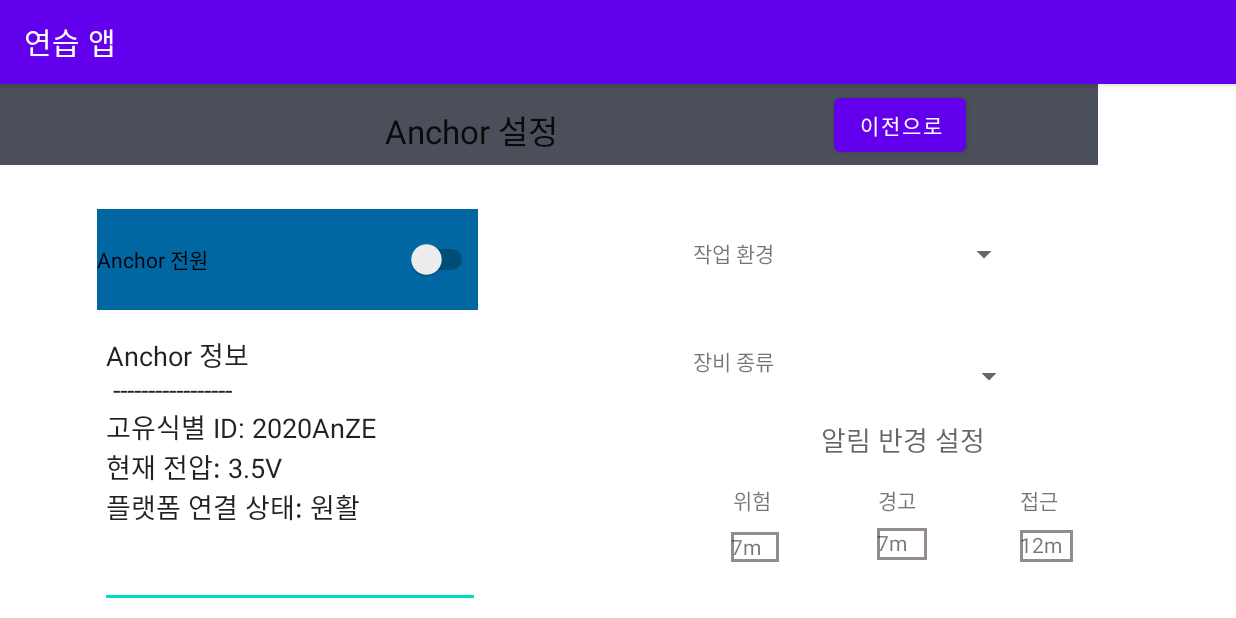
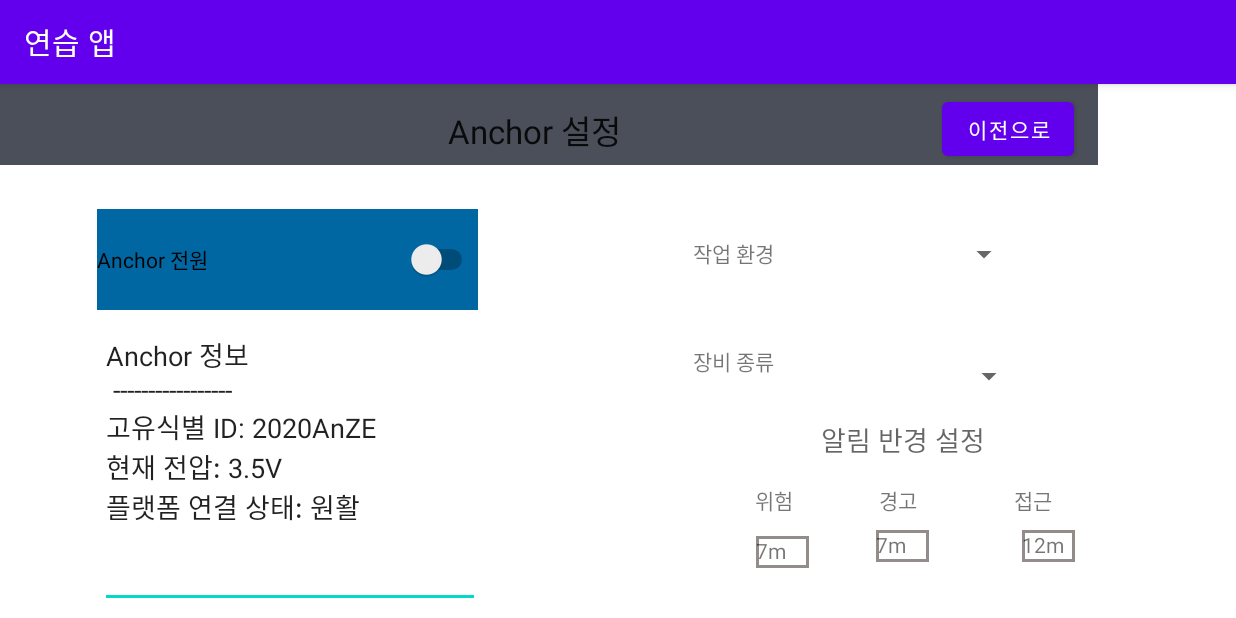
Before and after one commit to DukiChoi/bleAndroidApp, an Android app: the MainActivity4 screen opened directly, with no data from a screen before it, on a phone screen of 824 x 412 dp (held sideways). Run offline under Robolectric (Android 15) with nearby library versions, the phone set to English and light mode, and no system bars.

Commit message:
220103 0520

```diff
--- a/app/src/main/res/layout/activity_main4.xml
+++ b/app/src/main/res/layout/activity_main4.xml
@@ -77,12 +77,13 @@
         android:id="@+id/button9"
         android:layout_width="wrap_content"
         android:layout_height="wrap_content"
-        android:layout_marginEnd="88dp"
+        android:layout_marginEnd="16dp"
         android:onClick="onButton9Clicked"
         android:text="이전으로"
         app:layout_constraintBottom_toBottomOf="@+id/toolbar2"
         app:layout_constraintEnd_toEndOf="@+id/toolbar2"
-        app:layout_constraintTop_toTopOf="parent" />
+        app:layout_constraintTop_toTopOf="parent"
+        app:layout_constraintVertical_bias="1.0" />
 
     <Spinner
         android:id="@+id/spinner"
@@ -142,35 +143,22 @@
         app:layout_constraintTop_toBottomOf="@+id/spinner2"
         app:layout_constraintVertical_bias="0.147" />
 
+
     <TextView
         android:id="@+id/textView11"
-        android:layout_width="36dp"
-        android:layout_height="19dp"
+        android:layout_width="35dp"
+        android:layout_height="21dp"
         android:layout_marginTop="16dp"
         android:text="위험"
         app:layout_constraintEnd_toStartOf="@+id/textView13"
-        app:layout_constraintHorizontal_bias="0.536"
+        app:layout_constraintHorizontal_bias="0.645"
         app:layout_constraintStart_toEndOf="@+id/linearLayout5"
         app:layout_constraintTop_toBottomOf="@+id/textView10" />
 
     <TextView
-        android:id="@+id/textView12"
-        android:layout_width="32dp"
-        android:layout_height="20dp"
-        android:layout_marginTop="8dp"
-        android:background="@drawable/border"
-        android:text="7m"
-        app:layout_constraintBottom_toBottomOf="parent"
-        app:layout_constraintEnd_toStartOf="@+id/textView15"
-        app:layout_constraintHorizontal_bias="0.517"
-        app:layout_constraintStart_toEndOf="@+id/linearLayout5"
-        app:layout_constraintTop_toBottomOf="@+id/textView11"
-        app:layout_constraintVertical_bias="0.111" />
-
-    <TextView
         android:id="@+id/textView13"
-        android:layout_width="37dp"
-        android:layout_height="19dp"
+        android:layout_width="35dp"
+        android:layout_height="21dp"
         android:layout_marginTop="16dp"
         android:text="경고"
         app:layout_constraintEnd_toEndOf="parent"
@@ -180,18 +168,31 @@
 
     <TextView
         android:id="@+id/textView14"
-        android:layout_width="wrap_content"
-        android:layout_height="wrap_content"
+        android:layout_width="35dp"
+        android:layout_height="21dp"
         android:layout_marginTop="16dp"
         android:text="접근"
         app:layout_constraintEnd_toEndOf="parent"
         app:layout_constraintHorizontal_bias="0.326"
         app:layout_constraintStart_toEndOf="@+id/textView13"
         app:layout_constraintTop_toBottomOf="@+id/textView10" />
+    <TextView
+        android:id="@+id/textView12"
+        android:layout_width="35dp"
+        android:layout_height="21dp"
+        android:layout_marginTop="8dp"
+        android:background="@drawable/border"
+        android:text="7m"
+        app:layout_constraintBottom_toBottomOf="parent"
+        app:layout_constraintEnd_toStartOf="@+id/textView15"
+        app:layout_constraintHorizontal_bias="0.657"
+        app:layout_constraintStart_toEndOf="@+id/linearLayout5"
+        app:layout_constraintTop_toBottomOf="@+id/textView11"
+        app:layout_constraintVertical_bias="0.137" />
 
     <TextView
         android:id="@+id/textView15"
-        android:layout_width="33dp"
+        android:layout_width="35dp"
         android:layout_height="21dp"
         android:background="@drawable/border"
         android:text="7m"
```
